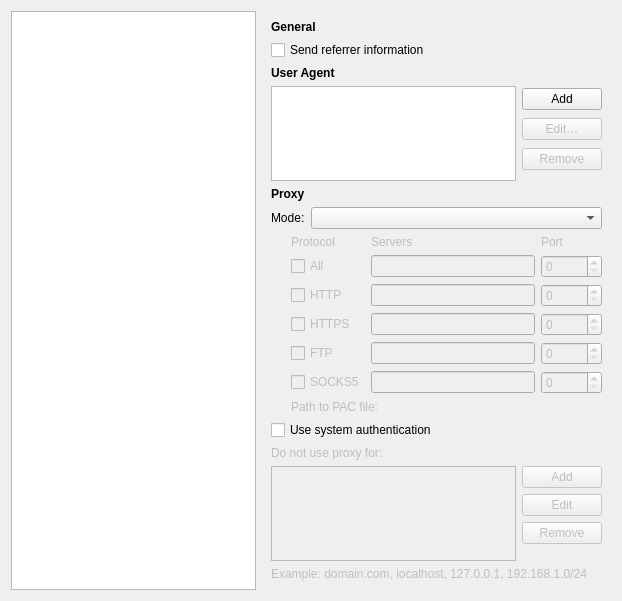
The window that src/ui/preferences/PreferencesAdvancedPageWidget.ui (OtterBrowser/otter-browser) describes before a commit, drawn with Qt 5.
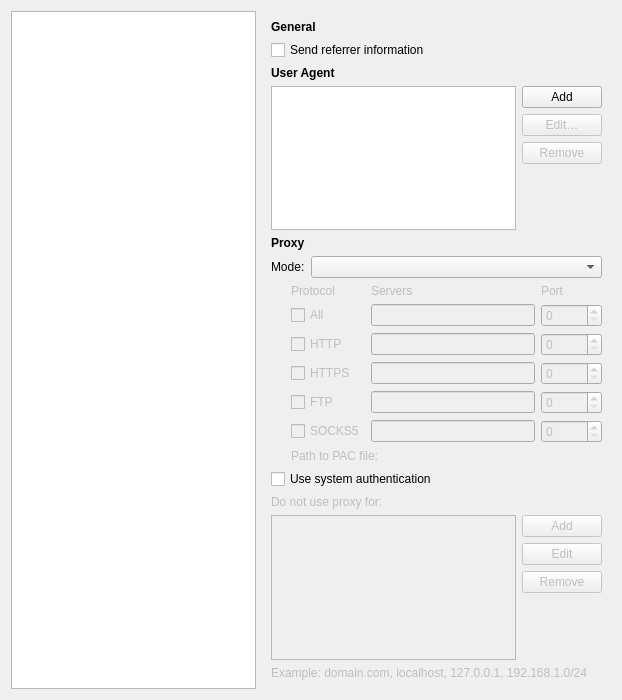
The same window after the commit. The open tabs and pages were chosen to show the change. Custom widgets are drawn as their Qt base class.

Patch:
```diff
--- a/src/ui/preferences/PreferencesAdvancedPageWidget.ui
+++ b/src/ui/preferences/PreferencesAdvancedPageWidget.ui
@@ -7,7 +7,7 @@
     <x>0</x>
     <y>0</y>
     <width>622</width>
-    <height>601</height>
+    <height>700</height>
    </rect>
   </property>
   <layout class="QHBoxLayout" name="horizontalLayout">
@@ -757,6 +757,12 @@
              <property name="orientation">
               <enum>Qt::Vertical</enum>
              </property>
+             <property name="sizeHint" stdset="0">
+              <size>
+               <width>0</width>
+               <height>0</height>
+              </size>
+             </property>
             </spacer>
            </item>
           </layout>
```
